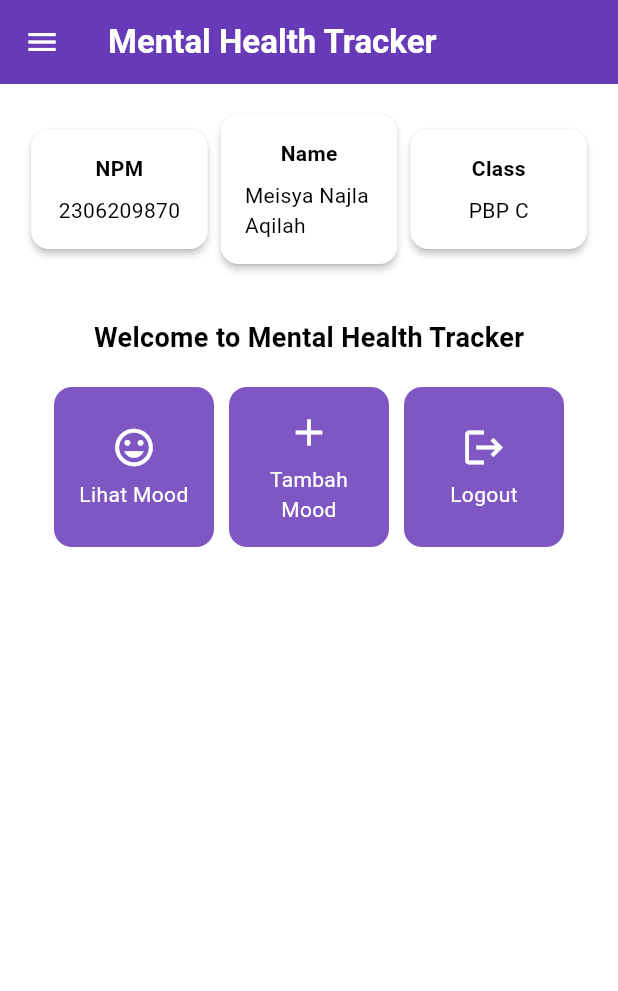
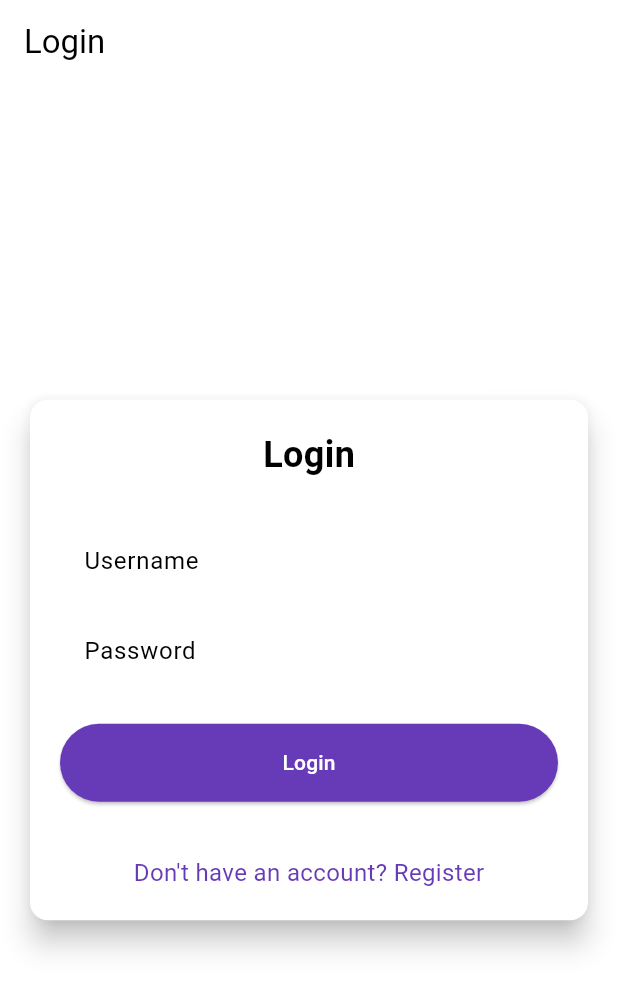
Before and after one commit to meisyanajla/mental-health-tracker-mobile, a Flutter app: the screen it shows after launch, on a phone screen of 412 x 824 dp. Shown: the top 991 px of the screen. Run offline on Flutter 3.47's test engine with Material 3 defaults, Android fonts, the phone set to English and light mode, and no system bars; missing offline and left inert: pbp_django_auth.

Commit message:
Finished Tutorial 8

```diff
--- a/lib/main.dart
+++ b/lib/main.dart
@@ -1,5 +1,7 @@
 import 'package:flutter/material.dart';
-import 'package:mental_health_tracker/screens/menu.dart';
+import 'package:mental_health_tracker/screens/login.dart';
+import 'package:pbp_django_auth/pbp_django_auth.dart';
+import 'package:provider/provider.dart';
 
 void main() {
   runApp(const MyApp());
@@ -8,33 +10,23 @@ void main() {
 class MyApp extends StatelessWidget {
   const MyApp({super.key});
 
-  // This widget is the root of your application.
   @override
   Widget build(BuildContext context) {
-    return MaterialApp(
-      title: 'Flutter Demo',
-      theme: ThemeData(
-        // This is the theme of your application.
-        //
-        // TRY THIS: Try running your application with "flutter run". You'll see
-        // the application has a purple toolbar. Then, without quitting the app,
-        // try changing the seedColor in the colorScheme below to Colors.green
-        // and then invoke "hot reload" (save your changes or press the "hot
-        // reload" button in a Flutter-supported IDE, or press "r" if you used
-        // the command line to start the app).
-        //
-        // Notice that the counter didn't reset back to zero; the application
-        // state is not lost during the reload. To reset the state, use hot
-        // restart instead.
-        //
-        // This works for code too, not just values: Most code changes can be
-        // tested with just a hot reload.
-        colorScheme: ColorScheme.fromSwatch(
-              primarySwatch: Colors.deepPurple,
-        ).copyWith(secondary: Colors.deepPurple[400]),
-        useMaterial3: true,
+    return Provider(
+      create: (_) {
+        CookieRequest request = CookieRequest();
+        return request;
+      },
+      child: MaterialApp(
+        title: 'Mental Health Tracker',
+        theme: ThemeData(
+          useMaterial3: true,
+          colorScheme: ColorScheme.fromSwatch(
+            primarySwatch: Colors.deepPurple,
+          ).copyWith(secondary: Colors.deepPurple[400]),
+        ),
+        home: const LoginPage(),
       ),
-      home: MyHomePage(),
     );
   }
 }
--- /dev/null
+++ b/lib/screens/login.dart
@@ -0,0 +1,177 @@
+import 'package:mental_health_tracker/screens/menu.dart';
+import 'package:flutter/material.dart';
+import 'package:mental_health_tracker/screens/register.dart';
+import 'package:pbp_django_auth/pbp_django_auth.dart';
+import 'package:provider/provider.dart';
+
+void main() {
+  runApp(const LoginApp());
+}
+
+class LoginApp extends StatelessWidget {
+  const LoginApp({super.key});
+
+  @override
+  Widget build(BuildContext context) {
+    return MaterialApp(
+      title: 'Login',
+      theme: ThemeData(
+        useMaterial3: true,
+        colorScheme: ColorScheme.fromSwatch(
+          primarySwatch: Colors.deepPurple,
+        ).copyWith(secondary: Colors.deepPurple[400]),
+      ),
+      home: const LoginPage(),
+    );
+  }
+}
+
+class LoginPage extends StatefulWidget {
+  const LoginPage({super.key});
+
+  @override
+  State<LoginPage> createState() => _LoginPageState();
+}
+
+class _LoginPageState extends State<LoginPage> {
+  final TextEditingController _usernameController = TextEditingController();
+  final TextEditingController _passwordController = TextEditingController();
+
+  @override
+  Widget build(BuildContext context) {
+    final request = context.watch<CookieRequest>();
+
+    return Scaffold(
+      appBar: AppBar(
+        title: const Text('Login'),
+      ),
+      body: Center(
+        child: SingleChildScrollView(
+          padding: const EdgeInsets.all(16.0),
+          child: Card(
+            elevation: 8,
+            shape: RoundedRectangleBorder(
+              borderRadius: BorderRadius.circular(12.0),
+            ),
+            child: Padding(
+              padding: const EdgeInsets.all(20.0),
+              child: Column(
+                mainAxisSize: MainAxisSize.min,
+                children: [
+                  const Text(
+                    'Login',
+                    style: TextStyle(
+                      fontSize: 24.0,
+                      fontWeight: FontWeight.bold,
+                    ),
+                  ),
+                  const SizedBox(height: 30.0),
+                  TextField(
+                    controller: _usernameController,
+                    decoration: const InputDecoration(
+                      labelText: 'Username',
+                      hintText: 'Enter your username',
+                      border: OutlineInputBorder(
+                        borderRadius: BorderRadius.all(Radius.circular(12.0)),
+                      ),
+                      contentPadding:
+                          EdgeInsets.symmetric(horizontal: 12.0, vertical: 8.0),
+                    ),
+                  ),
+                  const SizedBox(height: 12.0),
+                  TextField(
+                    controller: _passwordController,
+                    decoration: const InputDecoration(
+                      labelText: 'Password',
+                      hintText: 'Enter your password',
+                      border: OutlineInputBorder(
+                        borderRadius: BorderRadius.all(Radius.circular(12.0)),
+                      ),
+                      contentPadding:
+                          EdgeInsets.symmetric(horizontal: 12.0, vertical: 8.0),
+                    ),
+                    obscureText: true,
+                  ),
+                  const SizedBox(height: 24.0),
+                  ElevatedButton(
+                    onPressed: () async {
+                      String username = _usernameController.text;
+                      String password = _passwordController.text;
+
+                      final response = await request
+                          .login("http://127.0.0.1:8000/auth/login/", {
+                        'username': username,
+                        'password': password,
+                      });
+
+                      if (request.loggedIn) {
+                        String message = response['message'];
+                        String uname = response['username'];
+                        if (context.mounted) {
+                          Navigator.pushReplacement(
+                            context,
+                            MaterialPageRoute(
+                                builder: (context) => MyHomePage()),
+                          );
+                          ScaffoldMessenger.of(context)
+                            ..hideCurrentSnackBar()
+                            ..showSnackBar(
+                              SnackBar(
+                                  content:
+                                      Text("$message Selamat datang, $uname.")),
+                            );
+                        }
+                      } else {
+                        if (context.mounted) {
+                          showDialog(
+                            context: context,
+                            builder: (context) => AlertDialog(
+                              title: const Text('Login Gagal'),
+                              content: Text(response['message']),
+                              actions: [
+                                TextButton(
+                                  child: const Text('OK'),
+                                  onPressed: () {
+                                    Navigator.pop(context);
+                                  },
+                                ),
+                              ],
+                            ),
+                          );
+                        }
+                      }
+                    },
+                    style: ElevatedButton.styleFrom(
+                      foregroundColor: Colors.white,
+                      minimumSize: const Size(double.infinity, 50),
+                      backgroundColor: Theme.of(context).colorScheme.primary,
+                      padding: const EdgeInsets.symmetric(vertical: 16.0),
+                    ),
+                    child: const Text('Login'),
+                  ),
+                  const SizedBox(height: 36.0),
+                  GestureDetector(
+                    onTap: () {
+                      Navigator.push(
+                        context,
+                        MaterialPageRoute(
+                            builder: (context) => const RegisterPage()),
+                      );
+                    },
+                    child: Text(
+                      'Don\'t have an account? Register',
+                      style: TextStyle(
+                        color: Theme.of(context).colorScheme.primary,
+                        fontSize: 16.0,
+                      ),
+                    ),
+                  ),
+                ],
+              ),
+            ),
+          ),
+        ),
+      ),
+    );
+  }
+}
--- a/pubspec.yaml
+++ b/pubspec.yaml
@@ -35,6 +35,9 @@ dependencies:
   # The following adds the Cupertino Icons font to your application.
   # Use with the CupertinoIcons class for iOS style icons.
   cupertino_icons: ^1.0.8
+  provider: ^6.1.2
+  pbp_django_auth: ^0.4.0
+  http: ^1.2.2
 
 dev_dependencies:
   flutter_test:
```
Also changed, not shown: lib/models/mood_entry.dart (added, +65 -0 lines), lib/screens/list_moodentry.dart (added, +89 -0 lines), lib/screens/moodentry_form.dart (+37 -30 lines), lib/screens/register.dart (added, +162 -0 lines), lib/widgets/left_drawer.dart (+12 -0 lines), lib/widgets/mood_card.dart (+36 -1 lines), pubspec.lock, 2 other files.
